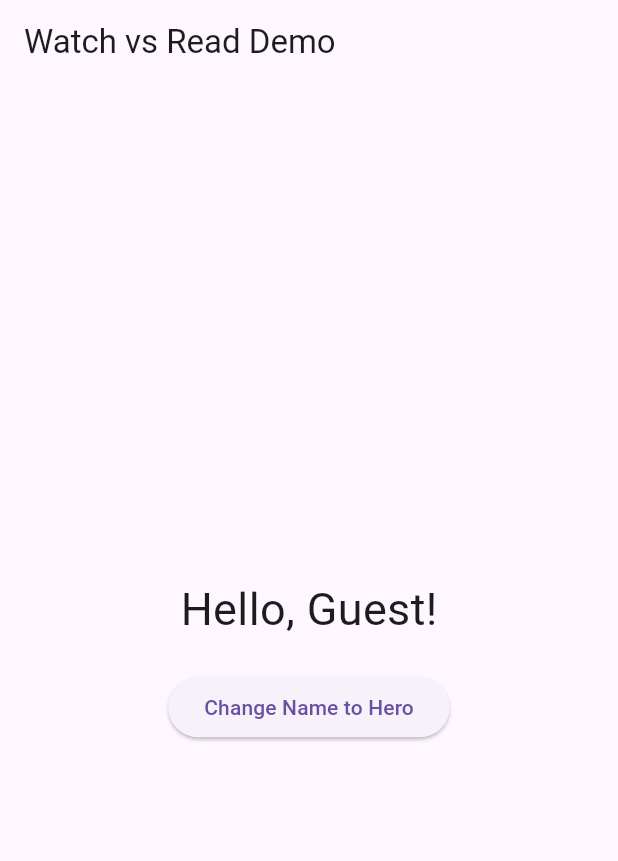
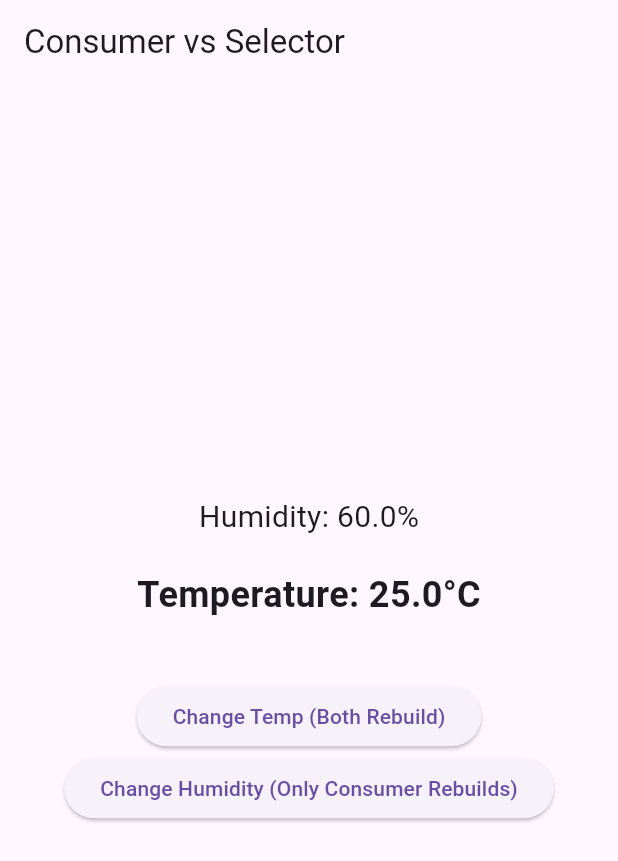
Before and after one commit to ronniecutamora/provider-tutorial, a Flutter app: the screen it shows after launch, on a phone screen of 412 x 824 dp. Shown: the top 861 px of the screen. Run offline on Flutter 3.47's test engine with Material 3 defaults, Android fonts, the phone set to English and light mode, and no system bars.

Commit message:
add simple example of consumer vs selector

```diff
--- a/lib/main.dart
+++ b/lib/main.dart
@@ -1,56 +1,88 @@
 import 'package:flutter/material.dart';
 import 'package:provider/provider.dart';
 
-// 1. THE DATA (ChangeNotifier)
-class UserProvider extends ChangeNotifier {
-  String _name = "Guest";
-  String get name => _name;
+// 1. THE DATA (Weather Station)
+class WeatherProvider extends ChangeNotifier {
+  double _temp = 25.0;
+  double _humidity = 60.0;
 
-  void changeName(String newName) {
-    _name = newName;
-    notifyListeners(); // This is the 'shout' that watch() hears!
+  double get temp => _temp;
+  double get humidity => _humidity;
+
+  void changeTemp() {
+    _temp++;
+    notifyListeners();
+  }
+
+  void changeHumidity() {
+    _humidity++;
+    notifyListeners();
   }
 }
 
-// 2. THE APP SETUP
+// 2. THE MAIN METHOD (The Engine)
 void main() {
   runApp(
+    // We must provide the WeatherProvider at the very top!
     ChangeNotifierProvider(
-      create: (_) => UserProvider(),
-      child: const MaterialApp(home: WatchReadScreen()),
+      create: (_) => WeatherProvider(),
+      child: const MaterialApp(
+        debugShowCheckedModeBanner: false,
+        home: PerformanceScreen(),
+      ),
     ),
   );
 }
 
 // 3. THE UI
-class WatchReadScreen extends StatelessWidget {
-  const WatchReadScreen({super.key});
+class PerformanceScreen extends StatelessWidget {
+  const PerformanceScreen({super.key});
 
   @override
   Widget build(BuildContext context) {
-    // PRINT TO CONSOLE: This shows us when the WHOLE build method runs
-    print("Building the entire Screen widget!");
-
-    // WATCH: Staring at the screen.
-    // This widget will rebuild every time notifyListeners() is called.
-    final String currentName = context.watch<UserProvider>().name;
+    // This print will ONLY run once when the app starts.
+    print("Main build method: I am staying still! ✅");
 
     return Scaffold(
-      appBar: AppBar(title: const Text("Watch vs Read Demo")),
+      appBar: AppBar(title: const Text("Consumer vs Selector")),
       body: Center(
         child: Column(
           mainAxisAlignment: MainAxisAlignment.center,
           children: [
-            Text("Hello, $currentName!", style: const TextStyle(fontSize: 30)),
+            // --- THE CONSUMER (Soundproof Booth) ---
+            Consumer<WeatherProvider>(
+              builder: (context, weather, child) {
+                print("Consumer: Rebuilding for ANY change...");
+                return Text(
+                  "Humidity: ${weather.humidity}%",
+                  style: const TextStyle(fontSize: 20),
+                );
+              },
+            ),
+
             const SizedBox(height: 20),
 
+            // --- THE SELECTOR (Smart Filter) ---
+            Selector<WeatherProvider, double>(
+              selector: (context, weather) => weather.temp,
+              builder: (context, temp, child) {
+                print("Selector: Rebuilding ONLY for Temp! 🔥");
+                return Text(
+                  "Temperature: $temp°C",
+                  style: const TextStyle(fontSize: 24, fontWeight: FontWeight.bold)
+                );
+              },
+            ),
+
+            const SizedBox(height: 40),
+
             ElevatedButton(
-              onPressed: () {
-                // READ: Taking a Polaroid.
-                // We don't need to rebuild the button, we just want to call the method.
-                context.read<UserProvider>().changeName("Flutter Hero");
-              },
-              child: const Text("Change Name to Hero"),
+              onPressed: () => context.read<WeatherProvider>().changeTemp(),
+              child: const Text("Change Temp (Both Rebuild)"),
+            ),
+            ElevatedButton(
+              onPressed: () => context.read<WeatherProvider>().changeHumidity(),
+              child: const Text("Change Humidity (Only Consumer Rebuilds)"),
             ),
           ],
         ),
```
